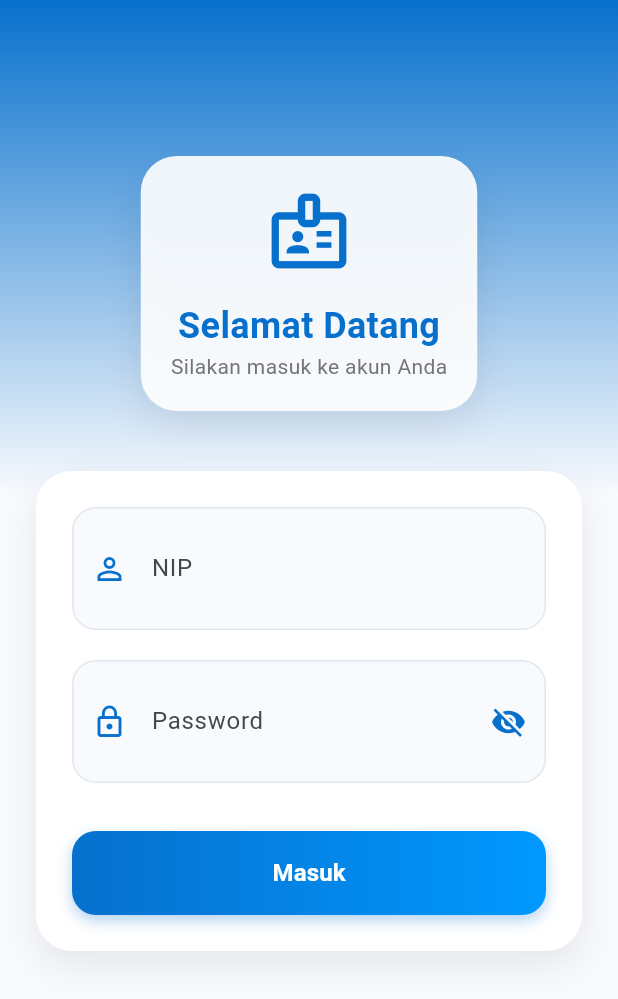
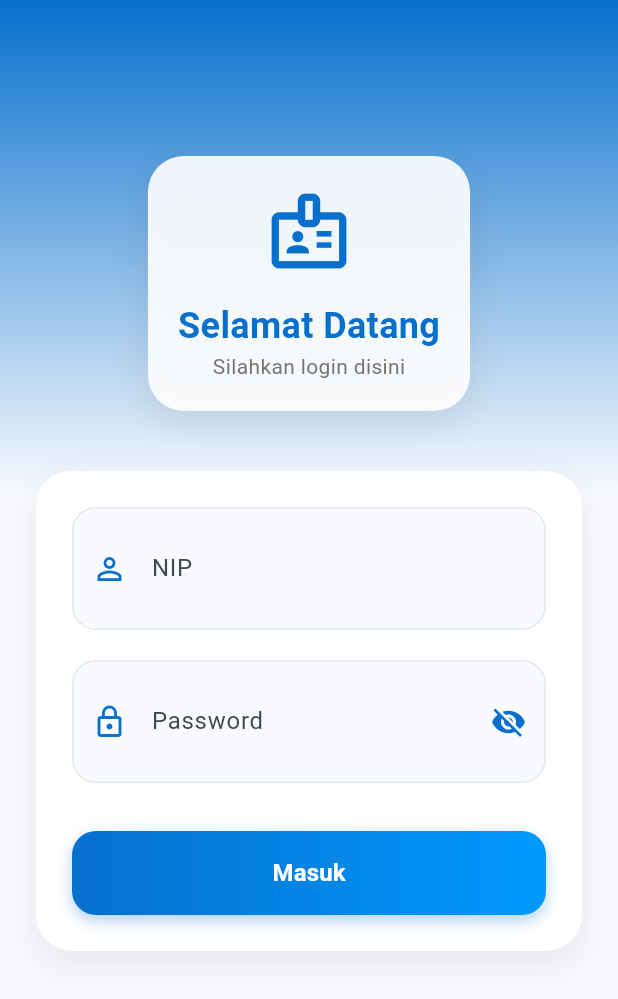
Before and after one commit to agungsapp/aldi_flutter, a Flutter app: the screen it shows after launch, on a phone screen of 412 x 824 dp. Shown: the top 999 px of the screen. Run offline on Flutter 3.47's test engine with Material 3 defaults, Android fonts, the phone set to English and light mode, and no system bars; our stand-ins replace firebase_core, shared_preferences; accounts and stored records are empty.

Commit message:
update flutter local notification libray

```diff
--- a/lib/screens/login_page.dart
+++ b/lib/screens/login_page.dart
@@ -94,7 +94,7 @@ class _LoginPageState extends State<LoginPage> {
             ),
           ),
           Text(
-            "Silakan masuk ke akun Anda",
+            "Silahkan login disini",
             style: TextStyle(fontSize: 14, color: Colors.grey[600]),
           ),
         ],
--- a/lib/screens/main_page.dart
+++ b/lib/screens/main_page.dart
@@ -25,7 +25,7 @@ class MainPage extends StatelessWidget {
                 style: TextStyle(
                   fontSize: 24,
                   fontWeight: FontWeight.bold,
-                  color: Colors.white,
+                  color: Colors.red,
                 ),
               ),
               const SizedBox(height: 20),
--- a/pubspec.yaml
+++ b/pubspec.yaml
@@ -34,6 +34,7 @@ dependencies:
   shared_preferences: ^2.3.0
   firebase_core: ^3.6.0
   firebase_messaging: ^15.1.3
+  flutter_local_notifications: ^17.2.3
   flutter_dotenv: ^5.1.0
   # The following adds the Cupertino Icons font to your application.
   # Use with the CupertinoIcons class for iOS style icons.
```
Also changed, not shown: pubspec.lock, 2 other files.
